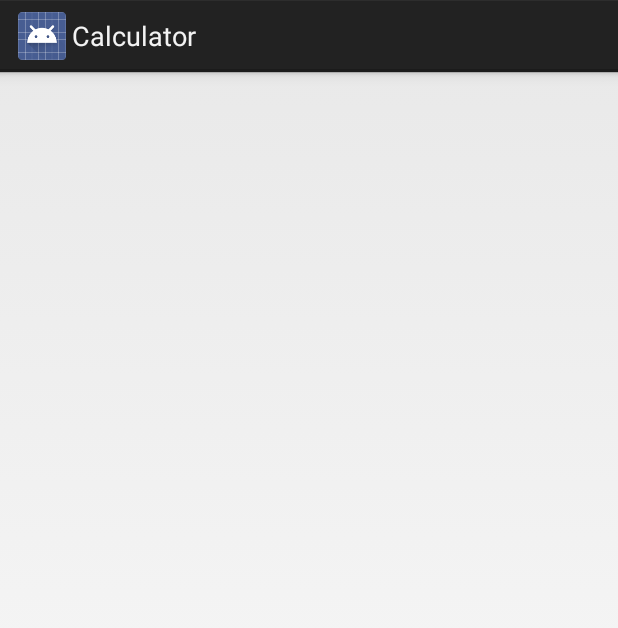
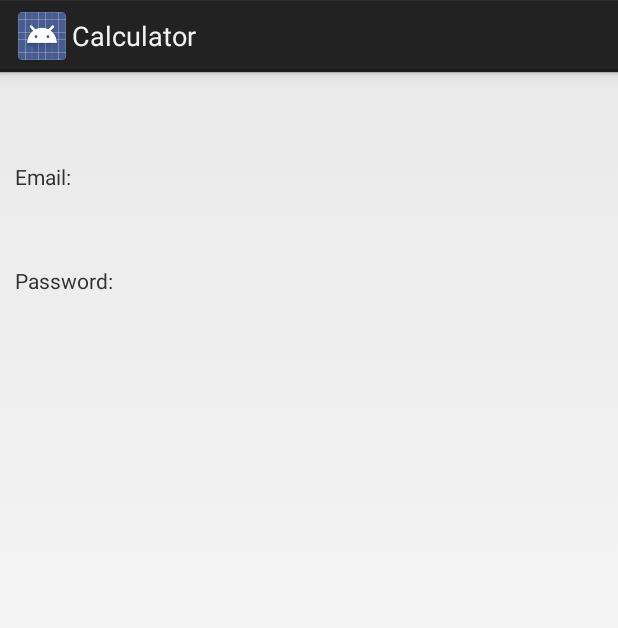
Before and after one commit to higorcp18/AndroidBCC, an Android app: the SecondPassword screen opened directly, with no data from a screen before it, on a phone screen of 412 x 824 dp. Shown: the top 628 px of the screen. Run offline under Robolectric (Android 15) with nearby library versions, the phone set to English and light mode, and no system bars.

Commit message:
Passing information from one screen to the other

```diff
--- a/app/src/main/java/com/ucb/higorcp18/aulaandroid/MainActivity.java
+++ b/app/src/main/java/com/ucb/higorcp18/aulaandroid/MainActivity.java
@@ -11,6 +11,7 @@ import android.widget.Toast;
 public class MainActivity extends Activity implements View.OnClickListener{
     Button btnCombustivel;
     Button btnAutonomia;
+    Button btnEmail;
     Intent intent;
 
     @Override
@@ -20,9 +21,11 @@ public class MainActivity extends Activity implements View.OnClickListener{
 
         btnAutonomia = findViewById(R.id.btnCombustivel);
         btnCombustivel = findViewById(R.id.btnAutonomia);
+        btnEmail = findViewById(R.id.btnEmail);
 
         btnAutonomia.setOnClickListener(this);
         btnCombustivel.setOnClickListener(this);
+        btnEmail.setOnClickListener(this);
 
     }
 
--- a/app/src/main/java/com/ucb/higorcp18/aulaandroid/SecondPassword.java
+++ b/app/src/main/java/com/ucb/higorcp18/aulaandroid/SecondPassword.java
@@ -2,12 +2,22 @@ package com.ucb.higorcp18.aulaandroid;
 
 import android.app.Activity;
 import android.os.Bundle;
+import android.widget.TextView;
 
 public class SecondPassword extends Activity {
+
+    TextView email;
+    TextView password;
 
     @Override
     protected void onCreate(Bundle savedInstanceState) {
         super.onCreate(savedInstanceState);
         setContentView(R.layout.activity_second_password);
+
+        email = findViewById(R.id.lblEmail);
+        password = findViewById(R.id.lblPassword);
+
+        email.setText(getIntent().getStringExtra("EMAIL"));
+        password.setText(getIntent().getStringExtra("PASSWORD"));
     }
 }
--- a/app/src/main/res/layout/activity_password.xml
+++ b/app/src/main/res/layout/activity_password.xml
@@ -8,6 +8,7 @@
 
     <LinearLayout
         android:orientation="vertical"
+        android:layout_margin="10dp"
         android:gravity="left"
         android:layout_width="match_parent"
         android:layout_height="wrap_content">
@@ -19,7 +20,7 @@
 
         <EditText
             android:layout_marginTop="1dp"
-            android:id="@+id/precoAlcool"
+            android:id="@+id/edtEmail"
             android:layout_width="match_parent"
             android:layout_height="wrap_content"
             android:inputType="textEmailAddress" />
@@ -33,7 +34,7 @@
 
         <EditText
             android:layout_marginTop="1dp"
-            android:id="@+id/password"
+            android:id="@+id/edtPassword"
             android:layout_width="match_parent"
             android:layout_height="wrap_content"
             android:inputType="textPassword" />
--- a/app/src/main/res/layout/activity_second_password.xml
+++ b/app/src/main/res/layout/activity_second_password.xml
@@ -1,9 +1,54 @@
 <?xml version="1.0" encoding="utf-8"?>
-<android.support.constraint.ConstraintLayout xmlns:android="http://schemas.android.com/apk/res/android"
+<RelativeLayout xmlns:android="http://schemas.android.com/apk/res/android"
     xmlns:app="http://schemas.android.com/apk/res-auto"
     xmlns:tools="http://schemas.android.com/tools"
     android:layout_width="match_parent"
     android:layout_height="match_parent"
     tools:context=".SecondPassword">
 
-</android.support.constraint.ConstraintLayout>
+
+    <LinearLayout
+        android:layout_width="match_parent"
+        android:layout_height="wrap_content"
+        android:layout_margin="10dp"
+        android:orientation="vertical">
+
+        <LinearLayout
+            android:layout_width="wrap_content"
+            android:layout_height="match_parent"
+            android:orientation="horizontal">
+
+        <TextView
+            android:layout_marginTop="50dp"
+            android:layout_width="wrap_content"
+            android:layout_height="match_parent"
+            android:text="Email: " />
+
+        <TextView
+            android:layout_marginTop="50dp"
+            android:layout_width="wrap_content"
+            android:layout_height="match_parent"
+            android:id="@+id/lblEmail"
+            android:text="email" />
+        </LinearLayout>
+
+        <LinearLayout
+            android:layout_width="wrap_content"
+            android:layout_height="match_parent"
+            android:orientation="horizontal">
+
+        <TextView
+            android:layout_marginTop="50dp"
+            android:layout_width="wrap_content"
+            android:layout_height="match_parent"
+            android:text="Password: " />
+
+        <TextView
+            android:layout_marginTop="50dp"
+            android:layout_width="wrap_content"
+            android:layout_height="match_parent"
+            android:id="@+id/lblPassword"
+            android:text="password" />
+        </LinearLayout>
+    </LinearLayout>
+</RelativeLayout>
```
Also changed, not shown: app/src/main/java/com/ucb/higorcp18/aulaandroid/Password.java (+28 -1 lines), 1 other file.
